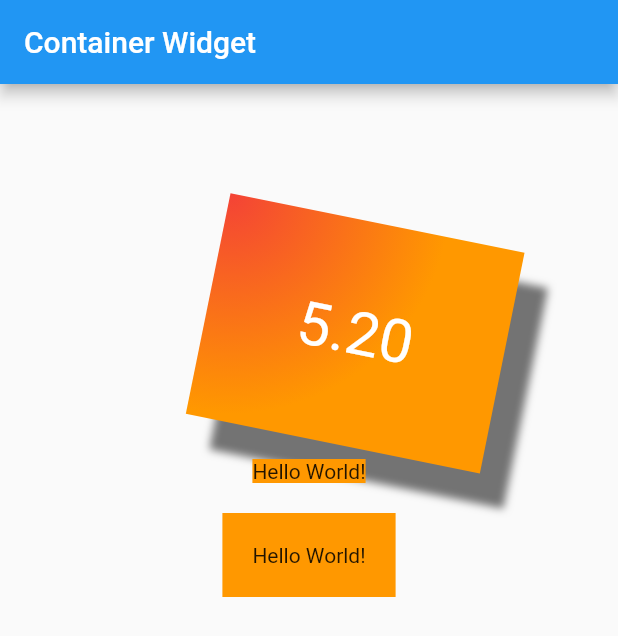
After one commit to dashingqi/DQFlutter, a Flutter app: the screen it shows after launch, on a phone screen of 412 x 824 dp. The commit adds this screen. Shown: the top 636 px of the screen. Run offline on Flutter 3.47's test engine with Material 2 defaults, Android fonts, the phone set to English and light mode, and no system bars.

Commit message:
【flutter】【container update】

```diff
--- /dev/null
+++ b/lib/container-widget/container.dart
@@ -0,0 +1,59 @@
+import 'package:flutter/material.dart';
+
+class ContainerWidget extends StatefulWidget {
+  const ContainerWidget({super.key});
+
+  @override
+  State<StatefulWidget> createState() {
+    return _ContainerWidgetState();
+  }
+}
+
+class _ContainerWidgetState extends State<ContainerWidget> {
+  @override
+  Widget build(BuildContext context) {
+    return Scaffold(
+        appBar: AppBar(
+          title: const Text("Container Widget"),
+        ),
+        body: Center(
+          child: Column(
+            children: [
+              Container(
+                margin:
+                    const EdgeInsets.only(top: 50.0, left: 120.0, bottom: 30.0),
+                constraints:
+                    const BoxConstraints.tightFor(width: 200.0, height: 150.0),
+                decoration: const BoxDecoration(
+                    gradient: RadialGradient(
+                        colors: [Colors.red, Colors.orange],
+                        center: Alignment.topLeft,
+                        radius: .98),
+                    boxShadow: [
+                      BoxShadow(
+                          color: Colors.black54,
+                          offset: Offset(20.0, 20.0),
+                          blurRadius: 4.0)
+                    ]),
+                transform: Matrix4.rotationZ(.2),
+                alignment: Alignment.center,
+                child: const Text(
+                  "5.20",
+                  style: TextStyle(color: Colors.white, fontSize: 40.0),
+                ),
+              ),
+              Container(
+                margin: const EdgeInsets.all(20.0),
+                color: Colors.orange,
+                child: const Text("Hello World!"),
+              ),
+              Container(
+                padding: const EdgeInsets.all(20.0),
+                color: Colors.orange,
+                child: const Text("Hello World!"),
+              )
+            ],
+          ),
+        ));
+  }
+}
--- a/lib/main.dart
+++ b/lib/main.dart
@@ -8,6 +8,7 @@ import 'package:dq_flutter/widget/switchCheckbox.dart';
 import 'package:dq_flutter/widget/textfield.dart';
 import 'package:flutter/material.dart';
 
+import 'container-widget/container.dart';
 import 'container-widget/decoratedbox.dart';
 import 'container-widget/padding.dart';
 import 'container-widget/transform.dart';
@@ -31,7 +32,7 @@ class MyApp extends StatelessWidget {
       theme: ThemeData(
         primarySwatch: Colors.blue,
       ),
-      home: const TransformWidget(),
+      home: const ContainerWidget(),
     );
   }
 }
```
Also changed, not shown: pubspec.lock.
